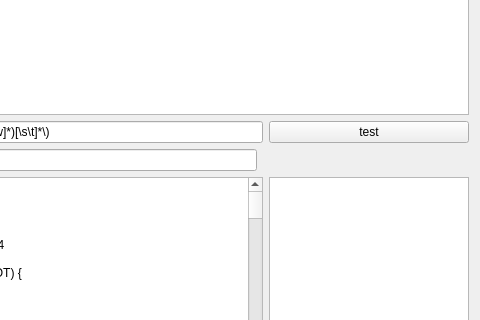
Before: the Qt Designer form regexptest.ui in fsvymk/regexptest, drawn with Qt 5; both pictures show x 238 to 718 and y 131 to 451 of the 718 by 539 pixel window.
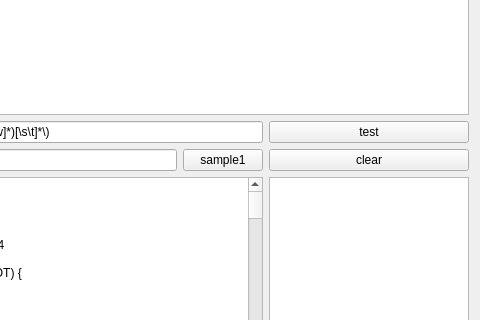
After: the same form once the commit is applied.

What changed in the file:
```diff
--- a/regexptest.ui
+++ b/regexptest.ui
@@ -180,6 +180,20 @@
       </property>
      </widget>
     </item>
+    <item row="4" column="3">
+     <widget class="QPushButton" name="pushButton_2">
+      <property name="text">
+       <string>clear</string>
+      </property>
+     </widget>
+    </item>
+    <item row="4" column="2">
+     <widget class="QPushButton" name="pushButton_3">
+      <property name="text">
+       <string>sample1</string>
+      </property>
+     </widget>
+    </item>
    </layout>
   </widget>
   <widget class="QMenuBar" name="menuBar">
```
